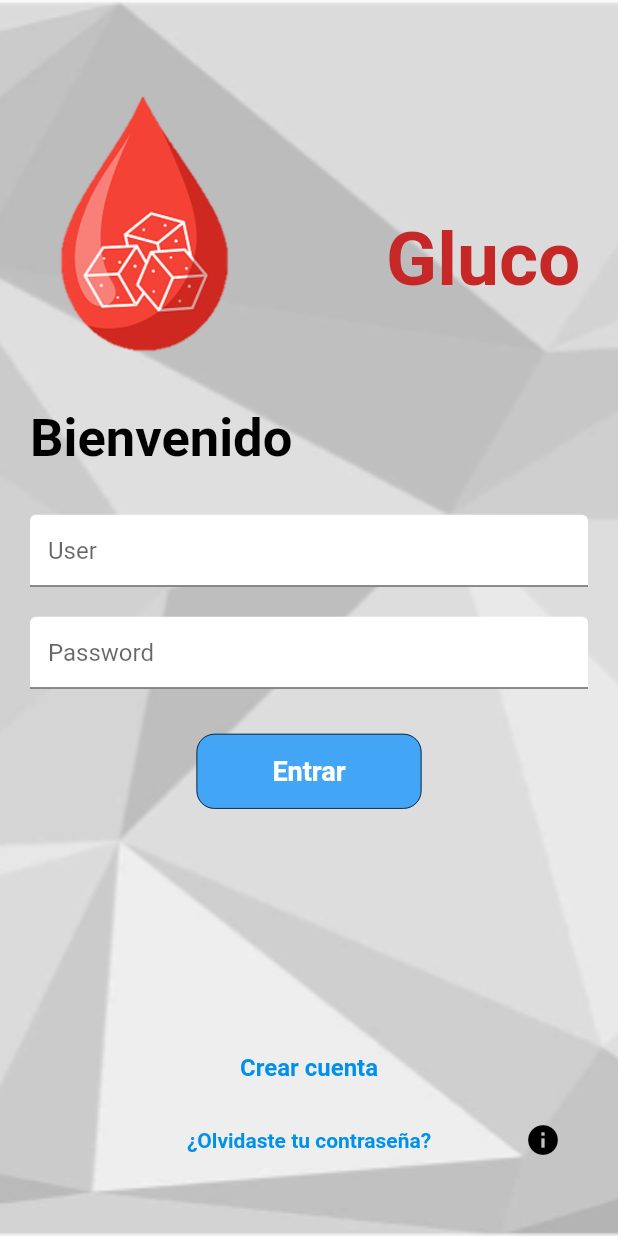
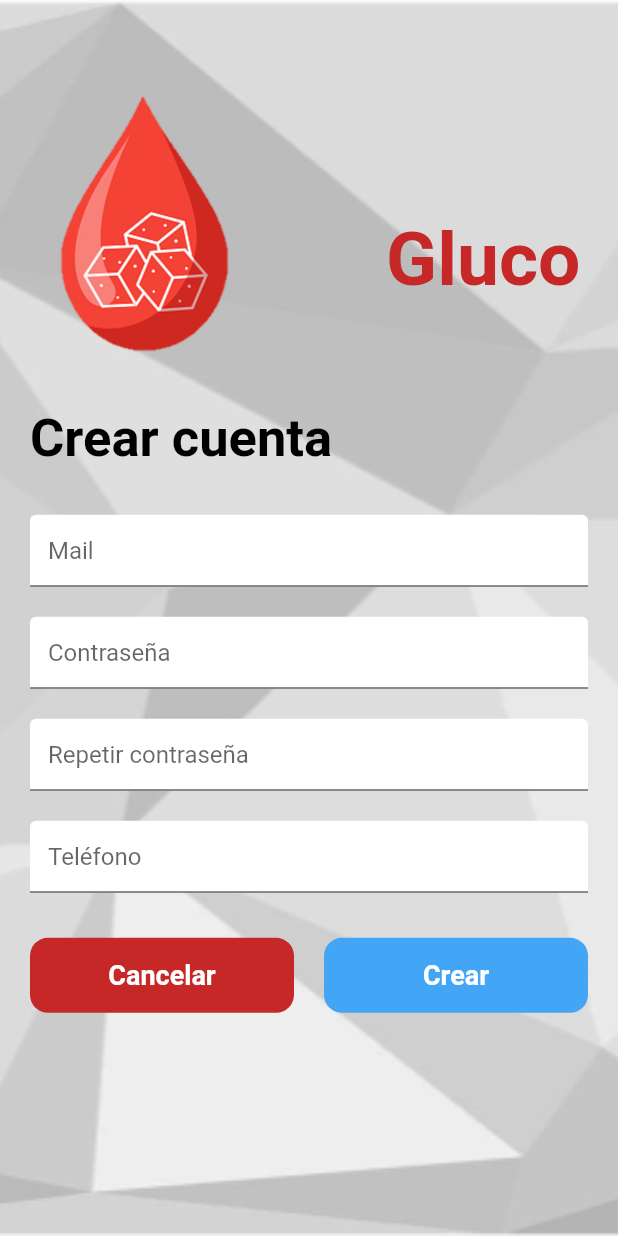
Before and after one commit to ralfmiy/Gluco-Front, a Flutter app: the Cuerpo widget shown alone on an empty page, opened directly, on a phone screen of 412 x 824 dp. Run offline on Flutter 3.47's test engine with Material 2 defaults, Android fonts, the phone set to English and light mode, and no system bars; our stand-ins replace syncfusion_flutter_charts.

Commit message:
create_user, navegacion

```diff
--- a/lib/BottomNav.dart
+++ b/lib/BottomNav.dart
@@ -4,7 +4,6 @@ import 'search/search.dart';
 import 'Profile/profile.dart';
 
 class NavBar extends StatefulWidget {
-  const NavBar({Key? key}) : super(key: key);
 
   @override
   State<NavBar> createState() => _NavBarState();
--- /dev/null
+++ b/lib/create_user.dart
@@ -0,0 +1,206 @@
+import 'package:demo_youtube/BottomNav.dart';
+import 'package:flutter/material.dart';
+
+class CreateUser extends StatefulWidget {
+  const CreateUser({Key? key}) : super(key: key);
+
+  @override
+  _CreateUserState createState() => _CreateUserState();
+}
+
+class _CreateUserState extends State<CreateUser> {
+  @override
+  Widget build(BuildContext context) {
+    return Scaffold(
+      body: Cuerpo(context),
+    );
+  }
+}
+
+Widget Cuerpo(BuildContext context) {
+  return Container(
+    decoration: BoxDecoration(
+      image: DecorationImage(
+        image: AssetImage('assets/img/grisnew.png'),
+        // image: NetworkImage(
+        //     "https://png.pngtree.com/thumb_back/fw800/background/20190223/ourmid/pngtree-beautiful-forest-night-purple-background-material-nightnight-viewnightat-nightnightmoonsimplewooddead-image_79316.jpg"),
+        fit: BoxFit.cover,
+      ),
+    ),
+    child: Center(
+      child: Column(
+        //mainAxisAlignment: MainAxisAlignment.center,
+        children: [
+          SizedBox(height: 25),
+          Cabecera(context),
+          Nombre(),
+          SizedBox(height: 25),
+          CampoUsuario(),
+          SizedBox(height: 10),
+          CampoContrasena("Contraseña"),
+          SizedBox(height: 10),
+          CampoContrasena("Repetir contraseña"),
+          SizedBox(height: 10),
+          CampoTelefono(),
+          SizedBox(height: 25),
+          Padding(
+            padding: const EdgeInsets.symmetric(horizontal: 20.0),
+            child: Row(
+              mainAxisAlignment: MainAxisAlignment.spaceEvenly,
+              children: [
+                Expanded(
+                  child: BotonCancelar(context),
+                ),
+                SizedBox(
+                  width: 20,
+                ),
+                Expanded(
+                  child: BotonCrearCuenta(context),
+                ),
+              ],
+            ),
+          )
+        ],
+      ),
+    ),
+  );
+}
+
+Widget Cabecera(BuildContext context) {
+  return Container(
+    height: MediaQuery.of(context).size.height * 0.3,
+    child: Stack(
+      children: [
+        Container(
+          margin: EdgeInsets.only(right: 20),
+          child: Image.asset(
+            'assets/img/gluconewnew.png',
+            fit: BoxFit.contain,
+          ),
+        ),
+        Container(
+          margin: EdgeInsets.only(right: 25, top: 50),
+          alignment: Alignment.centerRight,
+          child: Text(
+            "Gluco",
+            style: TextStyle(
+                color: Colors.red[800],
+                fontSize: 50,
+                fontWeight: FontWeight.w700),
+          ),
+        ),
+      ],
+    ),
+  );
+}
+
+Widget Nombre() {
+  return Container(
+    alignment: Alignment.centerLeft,
+    margin: EdgeInsets.only(left: 20),
+    child: Text(
+      "Crear cuenta",
+      style: TextStyle(
+        color: Colors.black,
+        fontSize: 35.0,
+        fontWeight: FontWeight.bold,
+      ),
+    ),
+  );
+}
+
+Widget CampoUsuario() {
+  return Container(
+    padding: EdgeInsets.symmetric(horizontal: 20, vertical: 5),
+    child: TextField(
+      decoration: InputDecoration(
+        hintText: "Mail",
+        fillColor: Colors.white,
+        filled: true,
+      ),
+    ),
+  );
+}
+
+Widget CampoContrasena(String text) {
+  return Container(
+    padding: EdgeInsets.symmetric(horizontal: 20, vertical: 5),
+    child: TextField(
+      obscureText: true,
+      decoration: InputDecoration(
+        hintText: text,
+        fillColor: Colors.white,
+        filled: true,
+      ),
+    ),
+  );
+}
+
+Widget CampoTelefono() {
+  return Container(
+    padding: EdgeInsets.symmetric(horizontal: 20, vertical: 5),
+    child: TextField(
+      decoration: InputDecoration(
+        hintText: "Teléfono",
+        fillColor: Colors.white,
+        filled: true,
+      ),
+    ),
+  );
+}
+
+Widget BotonCrearCuenta(BuildContext context) {
+  return FlatButton(
+    onPressed: () {
+      Navigator.of(context).pushAndRemoveUntil(MaterialPageRoute<Null>(
+        builder: (BuildContext context) {
+          return NavBar();
+        },
+      ), (Route<dynamic> route) => false);
+    },
+    minWidth: 150,
+    height: 50,
+    shape: RoundedRectangleBorder(
+      borderRadius: BorderRadius.circular(12.0),
+      // side: BorderSide(
+      //   color: Colors.black,
+      //   width: 0.5,
+      // ),
+    ),
+    child: Text(
+      "Crear",
+      style: TextStyle(
+        color: Colors.white,
+        fontSize: 18,
+        fontWeight: FontWeight.bold,
+      ),
+    ),
+    color: Colors.blue[400],
+  );
+}
+
+Widget BotonCancelar(BuildContext context) {
+  return FlatButton(
+    onPressed: () {
+      Navigator.pop(context);
+    },
+    minWidth: 150,
+    height: 50,
+    shape: RoundedRectangleBorder(
+      borderRadius: BorderRadius.circular(12.0),
+      // side: BorderSide(
+      //   color: Colors.black,
+      //   width: 0.5,
+      // ),
+    ),
+    child: Text(
+      "Cancelar",
+      style: TextStyle(
+        color: Colors.white,
+        fontSize: 18,
+        fontWeight: FontWeight.bold,
+      ),
+    ),
+    color: Colors.red[800],
+  );
+}
--- a/lib/main.dart
+++ b/lib/main.dart
@@ -1,7 +1,8 @@
 // ignore_for_file: deprecated_member_use
 
 import 'package:flutter/material.dart';
-import 'Inicio.dart';
+import 'create_user.dart';
+import 'login.dart';
 import 'BottomNav.dart';
 
 void main() => runApp(MiApp());
@@ -13,7 +14,7 @@ class MiApp extends StatelessWidget {
   Widget build(BuildContext context) {
     return MaterialApp(
       title: "Nuevo Mi App titulo app",
-      home: NavBar(),
+      home: Login(),
     );
   }
 }
```
Also changed, not shown: lib/login.dart (renamed from lib/Inicio.dart, +22 -10 lines), lib/profile/profile.dart (+13 -5 lines).
